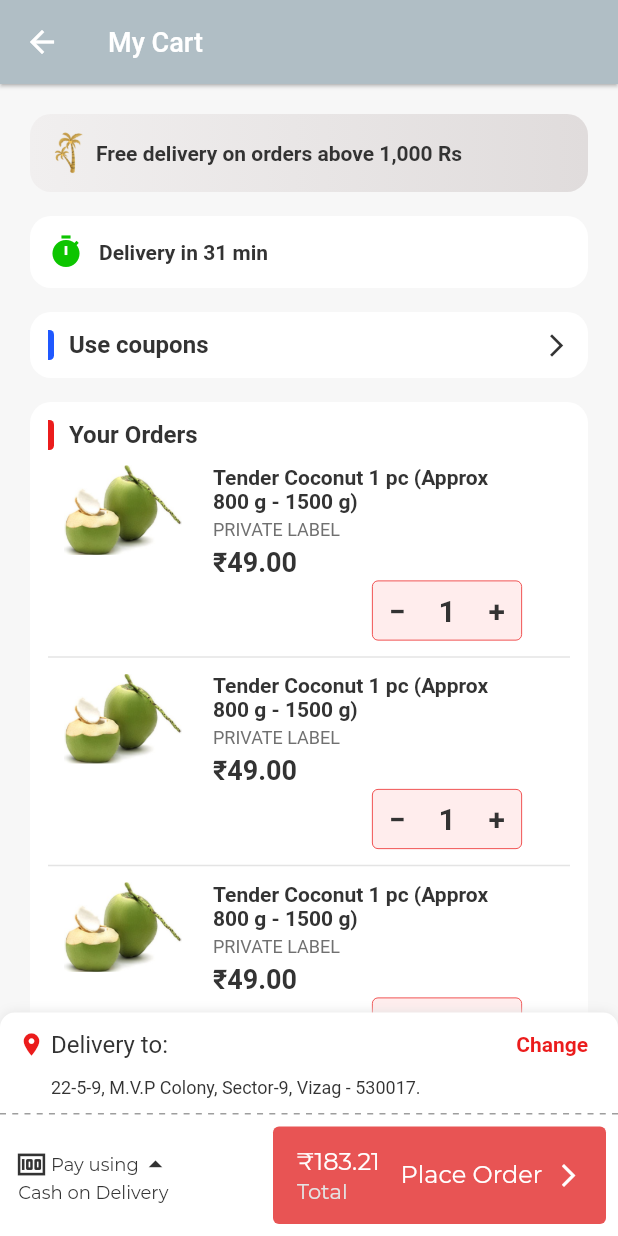
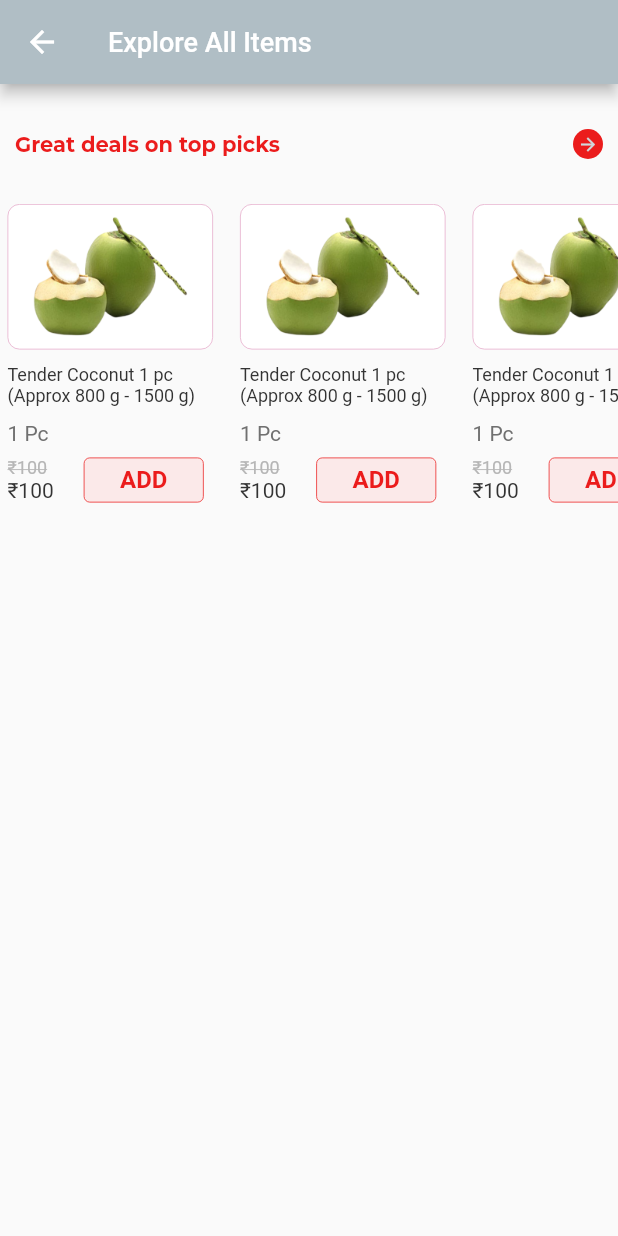
Before and after one commit to tulasireddytulasi/flutter_coconut_selling_app, a Flutter app: the screen it shows after launch, item 2 of the bottom bar chosen, on a phone screen of 412 x 824 dp. Run offline on Flutter 3.47's test engine with Material 2 defaults, Android fonts, the phone set to English and light mode, and no system bars; our stand-ins replace lottie, shared_preferences.

Commit message:
Implemented Explore Items Screen

```diff
--- a/lib/screens/cart/widgets/add_items_button.dart
+++ b/lib/screens/cart/widgets/add_items_button.dart
@@ -2,20 +2,32 @@ import 'package:coconut/utils/colors.dart';
 import 'package:flutter/material.dart';
 
 class AddItemButton extends StatefulWidget {
-  const AddItemButton({Key? key}) : super(key: key);
+  const AddItemButton(
+      {Key? key, this.width = 100, this.height = 40, this.noOfItems = 0})
+      : super(key: key);
+
+  final double width;
+  final double height;
+  final int noOfItems;
 
   @override
   _AddItemButtonState createState() => _AddItemButtonState();
 }
 
 class _AddItemButtonState extends State<AddItemButton> {
-  int noOfItems = 1;
+  late int noOfItems;
+
+  @override
+  void initState() {
+    super.initState();
+    noOfItems = widget.noOfItems;
+  }
 
   @override
   Widget build(BuildContext context) {
     return Container(
-      width: 100,
-      height: 40,
+      width: widget.width,
+      height: widget.height,
       decoration: BoxDecoration(
         color: Colors.redAccent.withOpacity(0.1),
         border: Border.all(color: red, width: 0.5),
@@ -23,14 +35,17 @@ class _AddItemButtonState extends State<AddItemButton> {
       ),
       child: noOfItems > 0
           ? Row(
-              mainAxisAlignment: MainAxisAlignment.spaceAround,
+              mainAxisSize: MainAxisSize.max,
               children: [
-                GestureDetector(
+                Expanded(
+                  child: GestureDetector(
                     onTap: () {
                       setState(() {
                         noOfItems -= 1;
                       });
                     },
+                    child: Container(
+                      alignment: Alignment.center,
                       child: const Text(
                         "−",
                         style: TextStyle(
@@ -39,20 +54,25 @@ class _AddItemButtonState extends State<AddItemButton> {
                             fontWeight: FontWeight.bold),
                       ),
                     ),
+                  ),
+                ),
                 Text(
                   noOfItems.toString(),
                   style: const TextStyle(
                     color: black,
-                    fontSize: 20,
+                    fontSize: 16,
                     fontWeight: FontWeight.bold,
                   ),
                 ),
-                GestureDetector(
+                Expanded(
+                  child: GestureDetector(
                     onTap: () {
                       setState(() {
                         noOfItems += 1;
                       });
                     },
+                    child: Container(
+                      alignment: Alignment.center,
                       child: const Text(
                         "+",
                         style: TextStyle(
@@ -61,16 +81,25 @@ class _AddItemButtonState extends State<AddItemButton> {
                             fontWeight: FontWeight.bold),
                       ),
                     ),
+                  ),
+                ),
               ],
             )
-          : Container(
+          : InkWell(
+              onTap: () {
+                setState(() {
+                  noOfItems += 1;
+                });
+              },
+              child: Container(
                 alignment: Alignment.center,
                 child: const Text(
                   "ADD",
                   style: TextStyle(
                     color: red,
-                  fontSize: 20,
+                    fontSize: 16,
                     fontWeight: FontWeight.bold,
+                  ),
                 ),
               ),
             ),
--- a/lib/screens/cart/widgets/cart_items_widget.dart
+++ b/lib/screens/cart/widgets/cart_items_widget.dart
@@ -85,7 +85,7 @@ class _ItemsState extends State<Items> {
                     ),
                   ),
                   const SizedBox(height: 2),
-                  const AddItemButton(),
+                  const AddItemButton(noOfItems: 1),
                 ],
               ),
             ),
--- /dev/null
+++ b/lib/screens/explore_items/explore_items.dart
@@ -0,0 +1,186 @@
+import 'package:coconut/screens/cart/widgets/add_items_button.dart';
+import 'package:coconut/screens/navigation/navigation.dart';
+import 'package:coconut/utils/assets_path.dart';
+import 'package:coconut/utils/colors.dart';
+import 'package:coconut/utils/constants.dart';
+import 'package:flutter/material.dart';
+
+class ExploreItems extends StatefulWidget {
+  const ExploreItems({Key? key}) : super(key: key);
+
+  @override
+  _ExploreItemsState createState() => _ExploreItemsState();
+}
+
+class _ExploreItemsState extends State<ExploreItems> {
+  @override
+  Widget build(BuildContext context) {
+    return WillPopScope(
+      onWillPop: () async {
+        Navigator.of(context).pushNamedAndRemoveUntil(
+            BottomNavbar.routeName, (Route<dynamic> route) => false);
+        return true;
+      },
+      child: Scaffold(
+        appBar: AppBar(
+          backgroundColor: blueGrey200,
+          leading: IconButton(
+            icon: const Icon(Icons.arrow_back),
+            onPressed: () {
+              Navigator.of(context).pushNamedAndRemoveUntil(
+                  BottomNavbar.routeName, (Route<dynamic> route) => false);
+            },
+          ),
+          title: const Text(
+            "Explore All Items",
+            style: TextStyle(fontSize: 18, color: white),
+          ),
+          centerTitle: false,
+        ),
+        body: Container(
+          child: Column(
+            children: [
+              const SizedBox(height: 30),
+              Row(
+                crossAxisAlignment: CrossAxisAlignment.center,
+                mainAxisAlignment: MainAxisAlignment.spaceBetween,
+                children: [
+                  Container(
+                    alignment: Alignment.topLeft,
+                    margin: const EdgeInsets.only(left: 10, top: 0),
+                    child: const Text(
+                      "Great deals on top picks",
+                      style: TextStyle(
+                          fontSize: 14, color: red, fontFamily: montserratBold),
+                    ),
+                  ),
+                  const Padding(
+                    padding: EdgeInsets.only(right: 10),
+                    child: CircleAvatar(
+                      backgroundColor: red,
+                      radius: 10,
+                      child: Icon(
+                        Icons.arrow_forward,
+                        size: 14,
+                      ),
+                    ),
+                  ),
+                ],
+              ),
+              const SizedBox(height: 30),
+              SizedBox(
+                height: 300,
+                child: ListView.separated(
+                    itemCount: 10,
+                    shrinkWrap: true,
+                    scrollDirection: Axis.horizontal,
+                    separatorBuilder: (context, index) =>
+                        const SizedBox(width: 5),
+                    itemBuilder: (context, index) {
+                      return Container(
+                        margin: const EdgeInsets.only(right: 5, left: 5),
+                        // decoration: BoxDecoration(
+                        //   border: Border.all(color: grey, width: 1),
+                        // ),
+                        child: Column(
+                          crossAxisAlignment: CrossAxisAlignment.start,
+                          children: [
+                            InkWell(
+                              onTap: () {},
+                              child: Container(
+                                decoration: BoxDecoration(
+                                  color: white,
+                                  border:
+                                      Border.all(color: pinkPearl, width: 0.5),
+                                  borderRadius:
+                                      BorderRadius.all(Radius.circular(8)),
+                                ),
+                                padding: const EdgeInsets.all(8),
+                                child: ClipRRect(
+                                  borderRadius: BorderRadius.circular(10.0),
+                                  child: Image.asset(
+                                    greenCoconut2,
+                                    width: 120,
+                                    height: 80,
+                                    fit: BoxFit.fitHeight,
+                                  ),
+                                ),
+                              ),
+                            ),
+                            Container(
+                              width: 140,
+                              margin: const EdgeInsets.only(top: 10),
+                              child: const Text(
+                                "Tender Coconut 1 pc (Approx 800 g - 1500 g)",
+                                softWrap: true,
+                                maxLines: 10,
+                                overflow: TextOverflow.ellipsis,
+                                style: TextStyle(fontSize: 12, color: black),
+                              ),
+                            ),
+                            Container(
+                              width: 100,
+                              margin: const EdgeInsets.only(top: 10),
+                              child: const Text(
+                                "1 Pc",
+                                softWrap: true,
+                                maxLines: 3,
+                                overflow: TextOverflow.ellipsis,
+                                style: TextStyle(fontSize: 14, color: grey1),
+                              ),
+                            ),
+                            const SizedBox(height: 8),
+                            Container(
+                              // decoration: BoxDecoration(
+                              //   border: Border.all(color: grey, width: 1),
+                              // ),
+                              child: Row(
+                                mainAxisAlignment:
+                                    MainAxisAlignment.spaceAround,
+                                children: [
+                                  Column(
+                                    crossAxisAlignment:
+                                        CrossAxisAlignment.start,
+                                    mainAxisSize: MainAxisSize.min,
+                                    children: [
+                                      Container(
+                                        child: const Text(
+                                          "₹100",
+                                          style: TextStyle(
+                                            fontSize: 12,
+                                            color: grey,
+                                            decoration:
+                                                TextDecoration.lineThrough,
+                                          ),
+                                        ),
+                                      ),
+                                      Container(
+                                        child: const Text(
+                                          "₹100",
+                                          style: TextStyle(
+                                              fontSize: 14, color: black),
+                                        ),
+                                      ),
+                                    ],
+                                  ),
+                                  const SizedBox(width: 20),
+                                  const AddItemButton(
+                                    width: 80,
+                                    height: 30,
+                                  ),
+                                ],
+                                mainAxisSize: MainAxisSize.max,
+                              ),
+                            ),
+                          ],
+                        ),
+                      );
+                    }),
+              ),
+            ],
+          ),
+        ),
+      ),
+    );
+  }
+}
--- a/lib/screens/navigation/navigation.dart
+++ b/lib/screens/navigation/navigation.dart
@@ -3,6 +3,7 @@ import 'dart:io';
 import 'package:coconut/screens/account/account.dart';
 import 'package:coconut/screens/cart/cart.dart';
 import 'package:coconut/screens/dashboard/dashboard.dart';
+import 'package:coconut/screens/explore_items/explore_items.dart';
 import 'package:coconut/utils/assets_path.dart';
 import 'package:coconut/utils/colors.dart';
 import 'package:flutter/material.dart';
@@ -76,10 +77,17 @@ class _BottomNavbarState extends State<BottomNavbar> {
                 case 1:
                   Navigator.push(
                     context,
+                    MaterialPageRoute(
+                        builder: (context) => const ExploreItems()),
+                  );
+                  break;
+                case 2:
+                  Navigator.push(
+                    context,
                     MaterialPageRoute(builder: (context) => const Cart()),
                   );
                   break;
-                case 2:
+                case 3:
                   Navigator.push(
                     context,
                     MaterialPageRoute(builder: (context) => const MyAccount()),
@@ -88,8 +96,8 @@ class _BottomNavbarState extends State<BottomNavbar> {
               }
             });
           },
-          titles: const ["Dashboard", "Cart", "Account"],
-          imgurls: const [homeIcon, cartIcon, userIcon],
+          titles: const ["Dashboard", "Explore Items", "Cart", "Account"],
+          imgurls: const [homeIcon, shoppingBagIcon, cartIcon, userIcon],
         ),
         body: _screens[0],
       ),
--- a/lib/utils/assets_path.dart
+++ b/lib/utils/assets_path.dart
@@ -2,6 +2,7 @@
 const homeIcon = "assets/icons/home_icon.png";
 const cartIcon = "assets/icons/cart.png";
 const userIcon = "assets/icons/user.png";
+const shoppingBagIcon = "assets/icons/shopping_bag.png";
 const rightIcon = "assets/icons/home_icon.png";
 const wrongIcon = "assets/icons/home_icon.png";
 
@@ -18,3 +19,4 @@ const topCutCoconut = "assets/images/top_cut_coconut.png";
 // Dummy imgs
 const greenCoconut = "assets/imgs/green_coconut.jpg";
 const greenCoconut1 = "assets/imgs/green_coconut_1.jpg";
+const greenCoconut2 = "assets/imgs/green_coconut2.png";
--- a/lib/utils/colors.dart
+++ b/lib/utils/colors.dart
@@ -25,7 +25,7 @@ const darkRed = Color(0xFFEB1C1C);
 const black4 = Color(0xFF545454);
 const lightGrey = Color(0xFF363636);
 const grey1 = Color(0xFF707070);
-
+const LIGHT_PINK_1 = Color(0xFFFBEFFC);
 const orange = Color(0xFFF24023);
 const lynxWhite = Color(0xFFF7F7F7);
 const wisppink = Color(0xFFFEF5FE);
```
Also changed, not shown: assets/icons/shopping_bag.png (added), assets/imgs/green_coconut2.png (added). Lines whose indentation alone changed are shown as unchanged.
